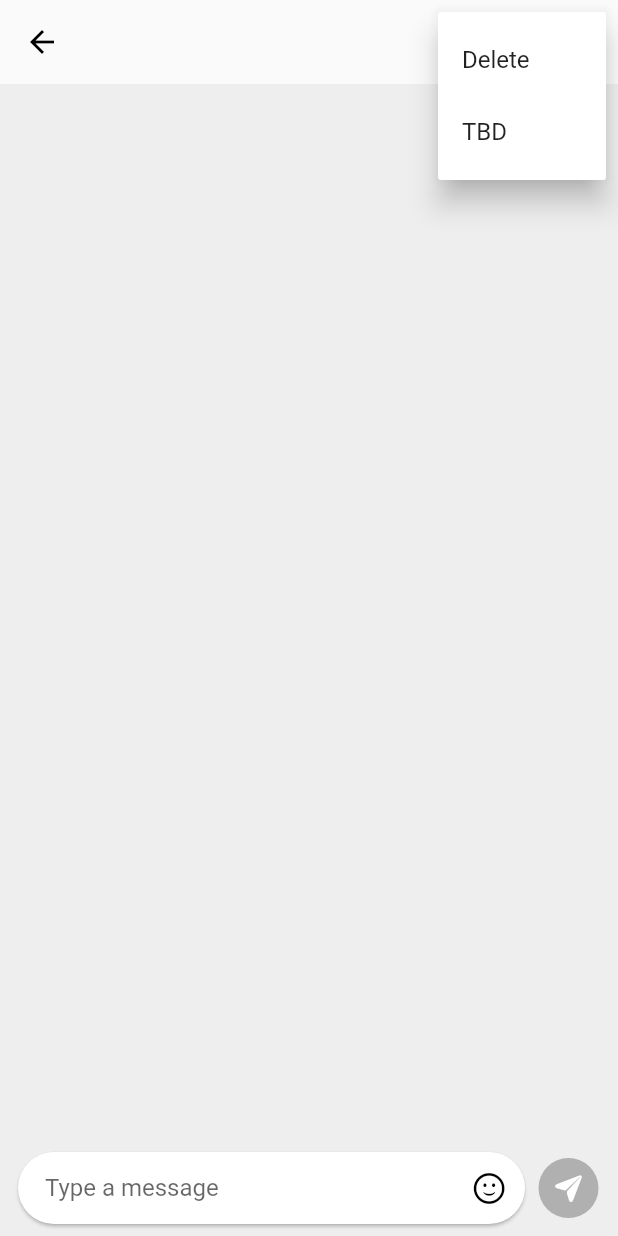
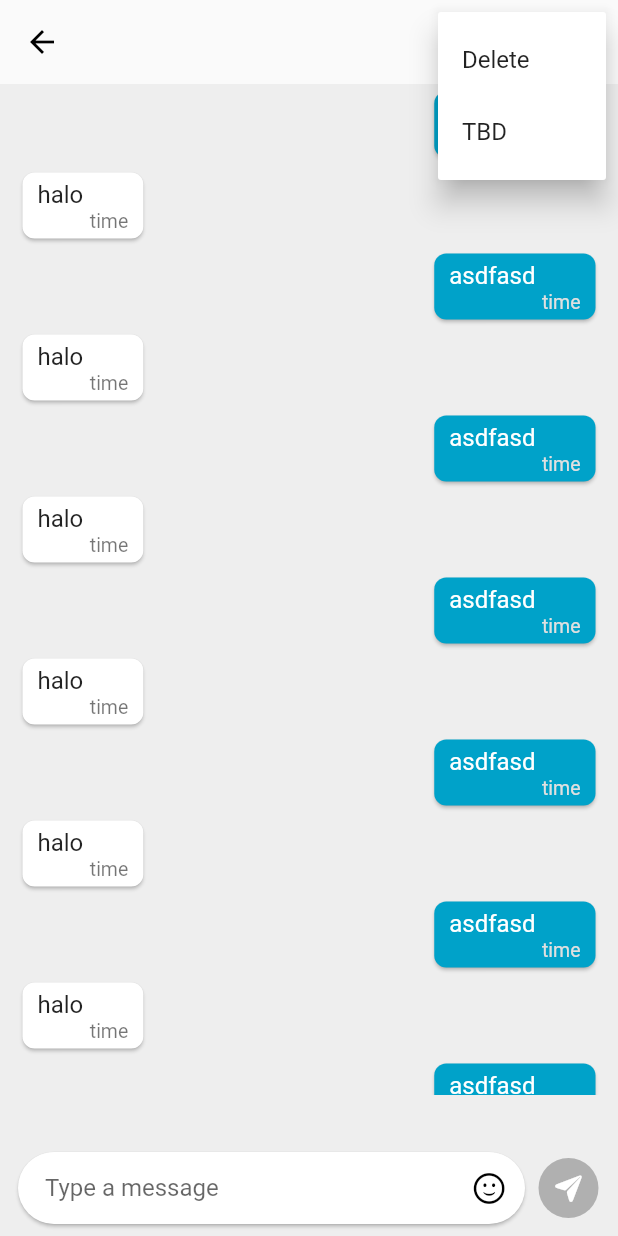
Before and after one commit to g1R87/matchmaking-system, a Flutter app: the ChatWall screen opened directly with empty values, after a tap on the "more vert" icon, on a phone screen of 412 x 824 dp. Run offline on Flutter 3.47's test engine with Material 2 defaults, Android fonts, the phone set to English and light mode, and no system bars; our stand-ins replace another_flutter_splash_screen, flutter_dotenv, flutter_secure_storage, get, image_picker, socket_io_client and 1 more; accounts and stored records are empty; network calls fail.

```diff
--- a/client/lib/views/chatpage/widgets/chatwall.dart
+++ b/client/lib/views/chatpage/widgets/chatwall.dart
@@ -1,6 +1,10 @@
 import 'package:flutter/cupertino.dart';
 import 'package:flutter/material.dart';
+import 'package:flutter_dotenv/flutter_dotenv.dart';
 import 'package:online_matchmaking_system/model/chatmodel.dart';
+import 'package:online_matchmaking_system/views/chatpage/widgets/reply_card.dart';
+import 'package:online_matchmaking_system/views/chatpage/widgets/sent_card.dart';
+import 'package:socket_io_client/socket_io_client.dart' as IO;
 
 class ChatWall extends StatefulWidget {
   const ChatWall({super.key, required this.chatModel});
@@ -12,6 +16,26 @@ class ChatWall extends StatefulWidget {
 
 class _ChatWallState extends State<ChatWall> {
   TextEditingController msgInputController = TextEditingController();
+  final appurl = dotenv.env["appurl"];
+
+  late IO.Socket socket;
+
+  @override
+  void initState() {
+    // TODO: implement initState
+    connect();
+    super.initState();
+  }
+
+  void connect() {
+    socket = IO.io(
+        appurl,
+        IO.OptionBuilder()
+            .setTransports(['websocket'])
+            .disableAutoConnect()
+            .build());
+    socket.connect();
+  }
 
   @override
   Widget build(BuildContext context) {
@@ -53,7 +77,36 @@ class _ChatWallState extends State<ChatWall> {
         width: MediaQuery.of(context).size.width,
         child: Stack(
           children: [
-            ListView(),
+            SizedBox(
+              height: MediaQuery.of(context).size.height - 150,
+              child: ListView(
+                shrinkWrap: true,
+                children: const [
+                  SendMessageCard(),
+                  ReplyCard(),
+                  SendMessageCard(),
+                  ReplyCard(),
+                  SendMessageCard(),
+                  ReplyCard(),
+                  SendMessageCard(),
+                  ReplyCard(),
+                  SendMessageCard(),
+                  ReplyCard(),
+                  SendMessageCard(),
+                  ReplyCard(),
+                  SendMessageCard(),
+                  ReplyCard(),
+                  SendMessageCard(),
+                  ReplyCard(),
+                  SendMessageCard(),
+                  ReplyCard(),
+                  SendMessageCard(),
+                  ReplyCard(),
+                  SendMessageCard(),
+                  ReplyCard(),
+                ],
+              ),
+            ),
             Align(
               alignment: Alignment.bottomCenter,
               child: Row(
@@ -67,6 +120,12 @@ class _ChatWallState extends State<ChatWall> {
                       shape: RoundedRectangleBorder(
                           borderRadius: BorderRadius.circular(25)),
                       child: TextFormField(
+                        onTap: () {
+                          setState(() {});
+                        },
+                        scrollPadding: EdgeInsets.symmetric(
+                            vertical: MediaQuery.of(context).viewInsets.bottom),
+                        autofocus: true,
                         controller: msgInputController,
                         keyboardType: TextInputType.multiline,
                         textAlignVertical: TextAlignVertical.center,
@@ -92,6 +151,7 @@ class _ChatWallState extends State<ChatWall> {
                       radius: 20,
                       child: IconButton(
                         onPressed: () {
+                          sendMessage(msgInputController.text);
                           msgInputController.text = "";
                         },
                         icon: const Icon(
@@ -110,4 +170,13 @@ class _ChatWallState extends State<ChatWall> {
       ),
     );
   }
+
+  void sendMessage(String text) {
+    var messageJson = {
+      "message": text,
+      "sender": socket.id,
+    };
+
+    socket.emit('message', messageJson);
+  }
 }
--- /dev/null
+++ b/client/lib/views/chatpage/widgets/reply_card.dart
@@ -0,0 +1,48 @@
+import 'package:flutter/material.dart';
+
+class ReplyCard extends StatelessWidget {
+  const ReplyCard({super.key});
+
+  @override
+  Widget build(BuildContext context) {
+    return Align(
+      alignment: Alignment.centerLeft,
+      child: ConstrainedBox(
+        constraints: BoxConstraints(
+          maxWidth: MediaQuery.of(context).size.width - 55,
+        ),
+        child: Card(
+          elevation: 1,
+          shape: RoundedRectangleBorder(borderRadius: BorderRadius.circular(8)),
+          // color: const Color(0xFF00a2c9),
+          margin: const EdgeInsets.symmetric(horizontal: 15, vertical: 5),
+          child: Stack(
+            children: const [
+              Padding(
+                padding:
+                    EdgeInsets.only(left: 10, right: 40, top: 5, bottom: 20),
+                child: Text(
+                  "halo",
+                  style: TextStyle(
+                    fontSize: 16,
+                  ),
+                ),
+              ),
+              Positioned(
+                bottom: 4,
+                right: 10,
+                child: Text(
+                  "time",
+                  style: TextStyle(
+                    color: Colors.black54,
+                    fontSize: 13,
+                  ),
+                ),
+              )
+            ],
+          ),
+        ),
+      ),
+    );
+  }
+}
--- /dev/null
+++ b/client/lib/views/chatpage/widgets/sent_card.dart
@@ -0,0 +1,50 @@
+import 'package:flutter/material.dart';
+
+class SendMessageCard extends StatelessWidget {
+  const SendMessageCard({super.key});
+
+  @override
+  Widget build(BuildContext context) {
+    return Align(
+      alignment: Alignment.centerRight,
+      child: ConstrainedBox(
+        constraints: BoxConstraints(
+          maxWidth: MediaQuery.of(context).size.width - 55,
+        ),
+        child: Card(
+          elevation: 1,
+          shape: RoundedRectangleBorder(borderRadius: BorderRadius.circular(8)),
+          color: const Color(0xFF00a2c9),
+          margin: const EdgeInsets.symmetric(horizontal: 15, vertical: 5),
+          child: Stack(
+            children: [
+              const Padding(
+                padding:
+                    EdgeInsets.only(left: 10, right: 40, top: 5, bottom: 20),
+                child: Text(
+                  "asdfasd",
+                  style: TextStyle(fontSize: 16, color: Colors.white),
+                ),
+              ),
+              Positioned(
+                bottom: 4,
+                right: 10,
+                child: Row(
+                  children: [
+                    Text(
+                      "time",
+                      style: TextStyle(
+                        color: Colors.grey[300],
+                        fontSize: 13,
+                      ),
+                    )
+                  ],
+                ),
+              )
+            ],
+          ),
+        ),
+      ),
+    );
+  }
+}
```
Also changed, not shown: client/lib/views/homepage/homepage.dart (+53 -30 lines), 3 other files.
